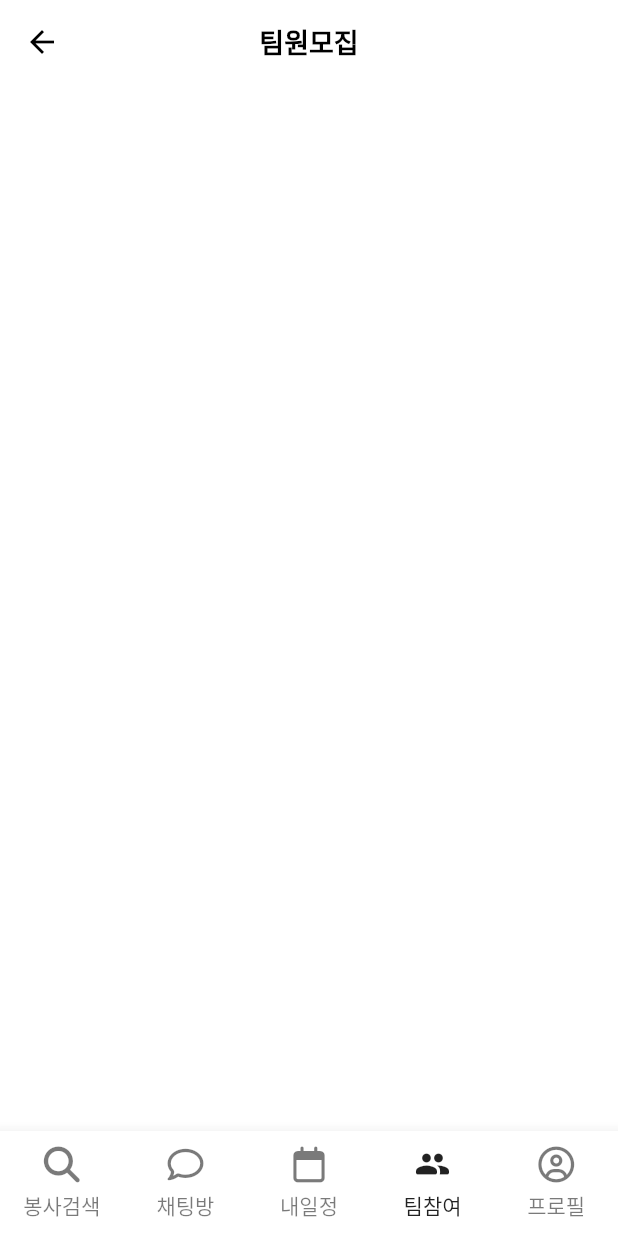
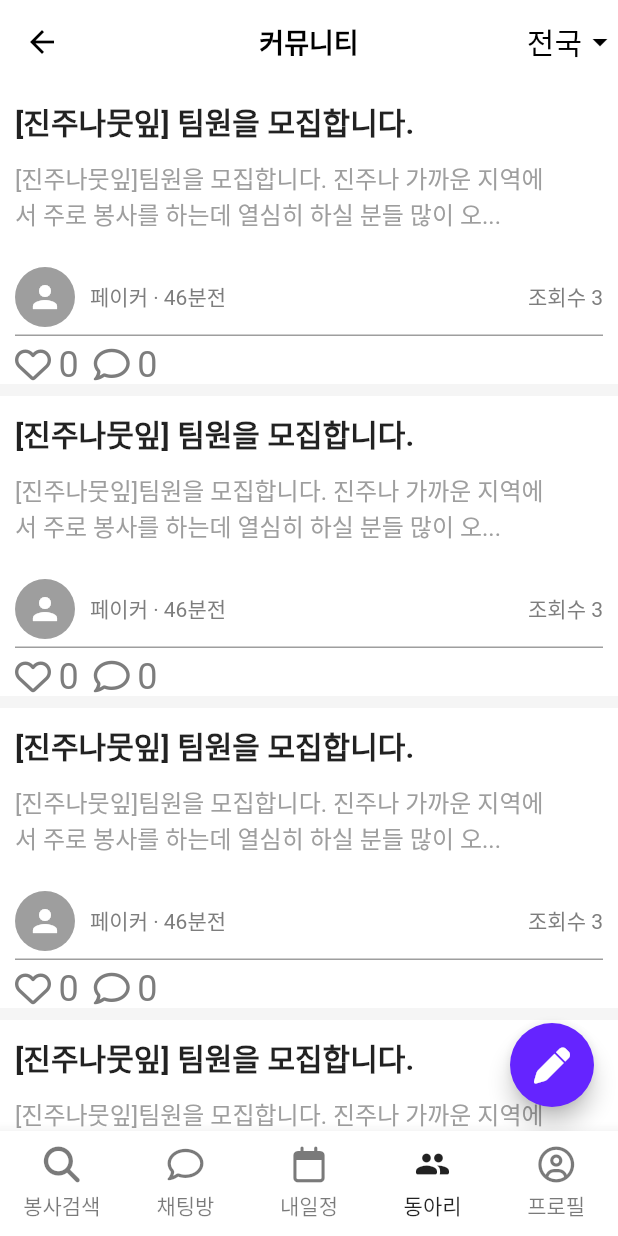
Before and after one commit to 2023-Together/Together_Dev_Flutter, a Flutter app: the MainNavigation screen opened directly, item 4 of the bottom bar chosen, on a phone screen of 412 x 824 dp. Run offline on Flutter 3.47's test engine with Material 2 defaults, Android fonts, the phone set to English and light mode, and no system bars; our stand-ins replace flutter_secure_storage, font_awesome_flutter, get, table_calendar; accounts and stored records are empty; network calls fail.

Commit message:
style: team -> club

```diff
--- /dev/null
+++ b/lib/club/club_screen.dart
@@ -0,0 +1,206 @@
+import 'package:flutter/material.dart';
+import 'package:font_awesome_flutter/font_awesome_flutter.dart';
+
+class ClubScreen extends StatefulWidget {
+  const ClubScreen({super.key});
+
+  @override
+  State<ClubScreen> createState() => _ClubScreenState();
+}
+
+class _ClubScreenState extends State<ClubScreen> {
+  final List<String> _locations = [
+    "전국",
+    "경기",
+    "인천",
+    "부산",
+    "대구",
+    "광주",
+    "대전",
+    "울산",
+    "세종",
+    "강원",
+    "경남",
+    "경북",
+    "전남",
+    "전북",
+    "충남",
+    "충북",
+    "제주",
+    "기타"
+  ];
+
+  AppBar _appBarWidget() {
+    return AppBar(
+      title: const Text("커뮤니티"),
+      actions: [
+        GestureDetector(
+          child: Row(
+            children: const [
+              Text("전국", style: TextStyle(fontSize: 20)),
+              Icon(Icons.arrow_drop_down),
+            ],
+          ),
+          onTap: () {
+            showModalBottomSheet(
+              context: context,
+              builder: (BuildContext context) {
+                return Scaffold(
+                  appBar: AppBar(
+                    title: const Text("활동 지역 선택"),
+                    centerTitle: false,
+                    automaticallyImplyLeading: false,
+                  ),
+                  body: Container(
+                    margin: const EdgeInsets.only(top: 10),
+                    child: ListView(
+                      children: [
+                        for (var location in _locations)
+                          Container(
+                            padding: const EdgeInsets.symmetric(horizontal: 15),
+                            height: 50,
+                            child: Text(
+                              location,
+                              style: const TextStyle(
+                                color: Colors.black,
+                                fontSize: 20,
+                              ),
+                            ),
+                          ),
+                      ],
+                    ),
+                  ),
+                );
+              },
+            );
+          },
+        )
+      ],
+    );
+  }
+
+  _social(IconData icon, int count) {
+    return Row(
+      children: [
+        Icon(
+          icon,
+          color: const Color(0xFF7D7D7D),
+        ),
+        const SizedBox(width: 5),
+        Text(
+          "$count",
+          style: const TextStyle(
+            fontSize: 24,
+            color: Color(0xFF7D7D7D),
+          ),
+        ),
+      ],
+    );
+  }
+
+  Widget _bodyWidget() {
+    return ListView.separated(
+      itemCount: 10, //게시글 개수
+      itemBuilder: (context, index) {
+        return SizedBox(
+          height: 200,
+          child: Padding(
+            padding: const EdgeInsets.symmetric(horizontal: 10, vertical: 10),
+            child: Column(
+              crossAxisAlignment: CrossAxisAlignment.start,
+              children: [
+                const Text(
+                  "[진주나뭇잎] 팀원을 모집합니다.",
+                  style: TextStyle(
+                    fontSize: 20,
+                    fontWeight: FontWeight.bold,
+                  ),
+                ),
+                const SizedBox(height: 10),
+                const Text(
+                  "[진주나뭇잎]팀원을 모집합니다. 진주나 가까운 지역에\n서 주로 봉사를 하는데 열심히 하실 분들 많이 오...",
+                  style: TextStyle(
+                    color: Colors.grey,
+                    fontSize: 16,
+                  ),
+                ),
+                const SizedBox(height: 24),
+                Row(
+                  children: [
+                    const CircleAvatar(
+                      backgroundColor: Colors.grey,
+                      child: Icon(
+                        Icons.person,
+                        color: Colors.white,
+                      ),
+                    ),
+                    const SizedBox(width: 10),
+                    const Text(
+                      "페이커 · 46분전",
+                      style: TextStyle(
+                        color: Color(0xFF7D7D7D),
+                      ),
+                    ),
+                    Expanded(
+                      child: Row(
+                        mainAxisAlignment: MainAxisAlignment.end,
+                        children: const [
+                          Text(
+                            "조회수 3",
+                            style: TextStyle(
+                              color: Color(0xFF7D7D7D),
+                            ),
+                          ),
+                        ],
+                      ),
+                    ),
+                  ],
+                ),
+                const SizedBox(height: 5),
+                Row(
+                  children: [
+                    Expanded(
+                      child: Container(
+                        color: Colors.grey,
+                        height: 1,
+                      ),
+                    ),
+                  ],
+                ),
+                const SizedBox(height: 5),
+                Row(
+                  children: [
+                    _social(FontAwesomeIcons.heart, 0),
+                    const SizedBox(width: 10),
+                    _social(FontAwesomeIcons.comment, 0),
+                  ],
+                ),
+              ],
+            ),
+          ),
+        );
+      },
+      separatorBuilder: (context, index) {
+        return Container(
+          color: Colors.grey.withOpacity(0.1),
+          height: 8,
+        );
+      },
+    );
+  }
+
+  @override
+  Widget build(BuildContext context) {
+    return Scaffold(
+      floatingActionButton: FloatingActionButton(
+        backgroundColor: const Color(0xFF6524FF),
+        child: const Icon(FontAwesomeIcons.pen),
+        onPressed: () {
+          print("게시글 작성 페이지로 이동");
+        },
+      ),
+      appBar: _appBarWidget(),
+      body: _bodyWidget(),
+    );
+  }
+}
--- a/lib/features/main_navigation/mian_navigation.dart
+++ b/lib/features/main_navigation/mian_navigation.dart
@@ -1,10 +1,10 @@
 import 'package:flutter/material.dart';
 import 'package:font_awesome_flutter/font_awesome_flutter.dart';
+import 'package:swag_cross_app/club/club_screen.dart';
 import 'package:swag_cross_app/features/chatting/chatting_screen.dart';
 import 'package:swag_cross_app/features/search_page/search_vol_screen.dart';
 import 'package:swag_cross_app/features/main_navigation/widgets/nav_tab.dart';
 import 'package:swag_cross_app/features/user_calendar/user_calendar_screen.dart';
-import 'package:swag_cross_app/features/team/team_screen.dart';
 import 'package:swag_cross_app/features/user_profile/user_profile_screen.dart';
 
 class MainNavigation extends StatefulWidget {
@@ -58,7 +58,7 @@ class _MainNavigationState extends State<MainNavigation> {
           ),
           Offstage(
             offstage: _selectedIndex != 3,
-            child: const TeamScreen(),
+            child: const ClubScreen(),
           ),
           Offstage(
             offstage: _selectedIndex != 4,
@@ -94,7 +94,7 @@ class _MainNavigationState extends State<MainNavigation> {
               selectedIndex: _selectedIndex,
             ),
             NavTab(
-              text: "팀참여",
+              text: "동아리",
               isSelected: _selectedIndex == 3,
               icon: Icons.people_outlined,
               selectedIcon: Icons.people_rounded,
--- a/lib/features/team/team_screen.dart
+++ /dev/null
@@ -1,14 +0,0 @@
-import 'package:flutter/material.dart';
-
-class TeamScreen extends StatelessWidget {
-  const TeamScreen({super.key});
-
-  @override
-  Widget build(BuildContext context) {
-    return Scaffold(
-      appBar: AppBar(
-        title: const Text("팀원모집"),
-      ),
-    );
-  }
-}
```
